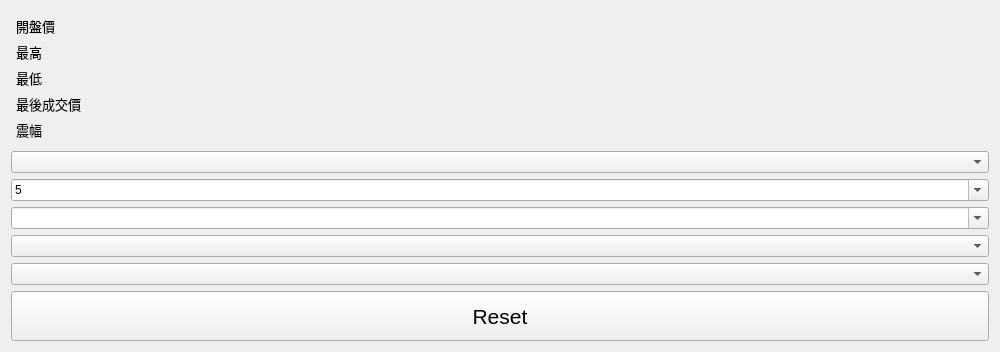
Qt form futuresWindowUi.ui (Shawn-lung/firstjob) before a commit.
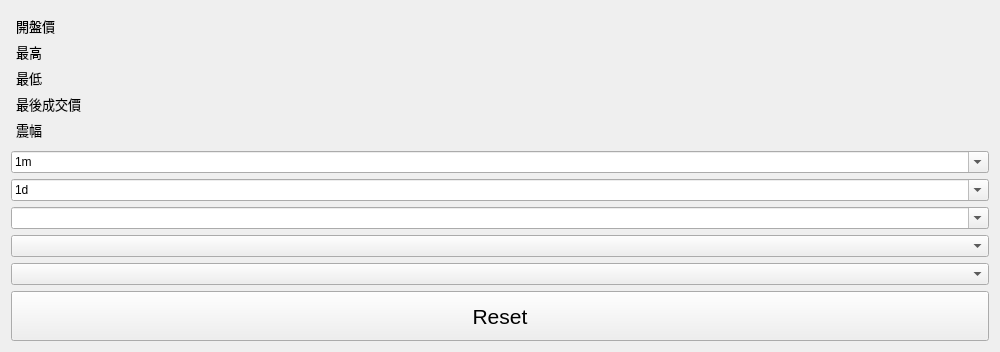
The same form after that commit.

Diff of the .ui file:
```diff
--- a/futuresWindowUi.ui
+++ b/futuresWindowUi.ui
@@ -222,7 +222,14 @@
       </layout>
      </item>
      <item>
-      <widget class="QComboBox" name="intervalComboBox"/>
+      <widget class="QComboBox" name="intervalComboBox">
+       <property name="editable">
+        <bool>true</bool>
+       </property>
+       <property name="currentText">
+        <string>1m</string>
+       </property>
+      </widget>
      </item>
      <item>
       <widget class="QComboBox" name="periodComboBox">
@@ -230,7 +237,7 @@
         <bool>true</bool>
        </property>
        <property name="currentText">
-        <string>5</string>
+        <string>1d</string>
        </property>
       </widget>
      </item>
```
